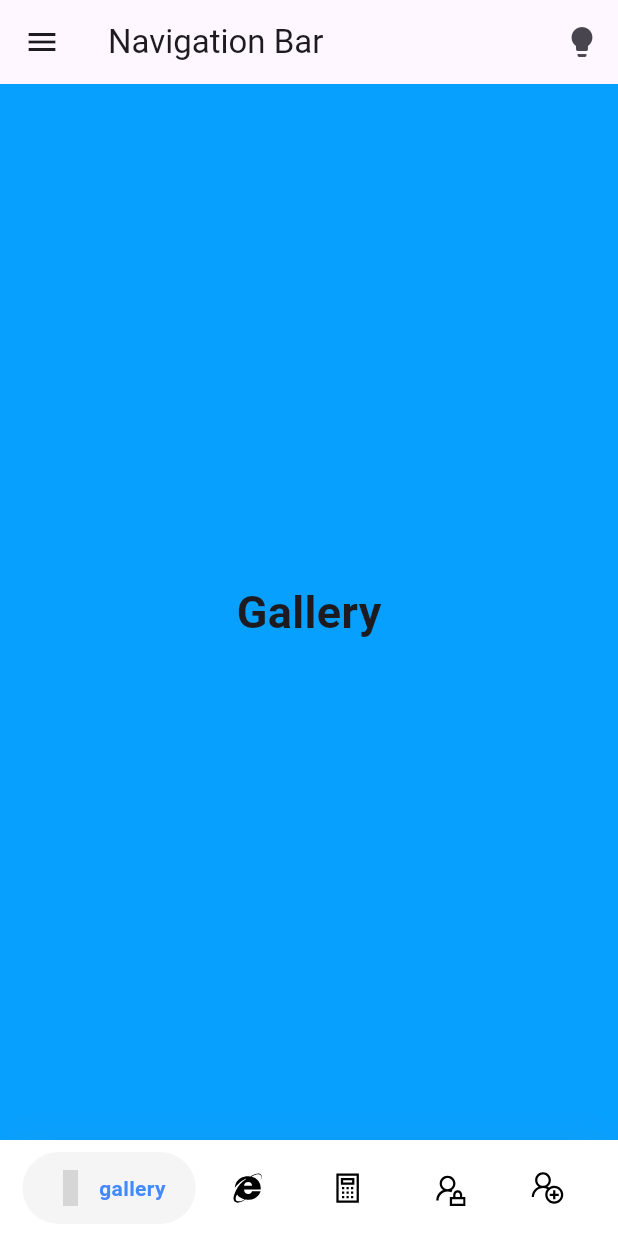
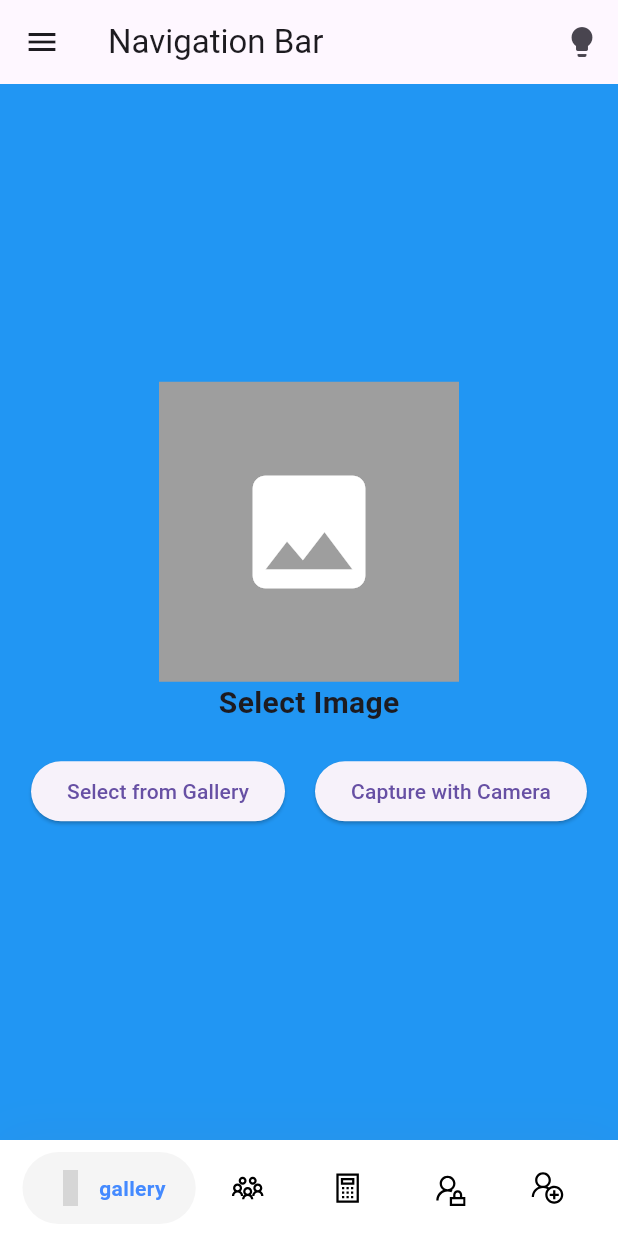
Before and after one commit to alineuwineza/Assignment2Navigationbar, a Flutter app: the screen it shows after launch, on a phone screen of 412 x 824 dp. Run offline on Flutter 3.47's test engine with Material 3 defaults, Android fonts, the phone set to English and light mode, and no system bars; drawn by our look-alikes of google_nav_bar; our stand-ins replace google_sign_in, image_picker, line_icons; grey boxes are pictures that could not be loaded.

Commit message:
Implement the Google Authentication API 2. Add local mobile phone Contact list to your API (eg. see WhatApp) 3. Under the Drawer, Edit Profile picture where you have two options: Select from the Gallery Take a Picture

```diff
--- /dev/null
+++ b/navigationbar/lib/contact.dart
@@ -0,0 +1,28 @@
+
+import 'dart:math';
+
+class Contact {
+  final String name;
+  final String phoneNumber;
+
+  Contact({required this.name, required this.phoneNumber});
+
+
+  static List<Contact> generateRandomContacts(int count) {
+    List<Contact> contacts = [];
+    Random random = Random();
+    contacts.add(
+      Contact(
+        name: 'sonia',
+        phoneNumber: '+250${random.nextInt(100000000)}', // Generate random 9-digit phone number
+      ),
+    );
+    contacts.add(
+      Contact(
+        name: 'alex',
+        phoneNumber: '+250${random.nextInt(100000000)}', // Generate random 9-digit phone number
+      ),
+    );
+    return contacts;
+  }
+}
--- /dev/null
+++ b/navigationbar/lib/homescreen.dart
@@ -0,0 +1,89 @@
+import 'dart:io';
+import 'package:flutter/material.dart';
+import 'package:image_picker/image_picker.dart';
+
+class HomeScreen extends StatefulWidget {
+  const HomeScreen({Key? key}) : super(key: key);
+
+  @override
+  State<HomeScreen> createState() => _HomeScreenState();
+}
+
+class _HomeScreenState extends State<HomeScreen> {
+  String selectedImagePath = '';
+
+  @override
+  Widget build(BuildContext context) {
+    return Scaffold(
+      backgroundColor: Colors.blue, // Change background color to blue
+      body: Center(
+        child: Column(
+          mainAxisAlignment: MainAxisAlignment.center,
+          children: [
+            selectedImagePath.isEmpty
+                ? Container(
+                    color: Colors.grey, // Placeholder color
+                    height: 200,
+                    width: 200,
+                    child: Icon(
+                      Icons.image,
+                      size: 100,
+                      color: Colors.white, // Icon color
+                    ),
+                  )
+                : Image.file(
+                    File(selectedImagePath),
+                    height: 200,
+                    width: 200,
+                    fit: BoxFit.fill,
+                  ),
+            Text(
+              'Select Image',
+              style: TextStyle(fontWeight: FontWeight.bold, fontSize: 20.0),
+            ),
+            SizedBox(
+              height: 20.0,
+            ),
+            Row(
+              mainAxisAlignment: MainAxisAlignment.center,
+              children: [
+                ElevatedButton(
+                  onPressed: () async {
+                    await _selectImage(ImageSource.gallery);
+                  },
+                  child: const Text('Select from Gallery'),
+                ),
+                SizedBox(width: 20),
+                ElevatedButton(
+                  onPressed: () async {
+                    await _selectImage(ImageSource.camera);
+                  },
+                  child: const Text('Capture with Camera'),
+                ),
+              ],
+            ),
+            const SizedBox(height: 10),
+          ],
+        ),
+      ),
+    );
+  }
+
+  Future<void> _selectImage(ImageSource source) async {
+    final XFile? file = await ImagePicker().pickImage(
+      source: source,
+      imageQuality: 10,
+    );
+    if (file != null) {
+      setState(() {
+        selectedImagePath = file.path;
+      });
+    } else {
+      ScaffoldMessenger.of(context).showSnackBar(
+        SnackBar(
+          content: Text("No Image Selected !"),
+        ),
+      );
+    }
+  }
+}
--- a/navigationbar/lib/main.dart
+++ b/navigationbar/lib/main.dart
@@ -5,6 +5,8 @@ import 'NavBar.dart';
 import 'login_screen.dart';
 import 'signup_screen.dart';
 import 'screen.dart';
+import 'homescreen.dart';
+import 'contact.dart'; // Import Contact class from separate file
 
 void main() {
   runApp(MyApp());
@@ -20,37 +22,13 @@ class _MyAppState extends State<MyApp> {
   static const TextStyle optionStyle =
       TextStyle(fontSize: 30, fontWeight: FontWeight.w600);
 
-  final List<Widget> _widgetOptions = <Widget>[
-    Container(
-      color: Color.fromARGB(255, 7, 160, 255),
-      child: Center(
-        child: Text(
-          "Gallery",
-          style: optionStyle,
-        ),
-      ),
-    ),
-    Container(
-      color: Color.fromARGB(255, 135, 140, 210),
-      child: Center(
-        child: Text(
-          "explore",
-          style: optionStyle,
-        ),
-      ),
-    ),
-    Screen(),
-    SignUpScreen(),
-    LoginScreen(),
-  ];
-
+  List<Widget> _widgetOptions = []; // Initialize as empty list
 
   final ThemeData _lightTheme = ThemeData(
     primarySwatch: Colors.blue,
     hintColor: Colors.amber,
     brightness: Brightness.light,
   );
-
 
   final ThemeData _darkTheme = ThemeData(
     primarySwatch: Colors.teal,
@@ -66,7 +44,60 @@ class _MyAppState extends State<MyApp> {
     });
   }
 
-   @override
+  List<Contact> _contacts = []; // Initialize as empty list
+
+  @override
+  void initState() {
+    super.initState();
+    _contacts =
+        Contact.generateRandomContacts(10); // Generate initial random contacts
+
+    // Initialize _widgetOptions after _contacts is initialized
+    _widgetOptions = <Widget>[
+      HomeScreen(),
+      Container(
+        color: Colors.blue, // Changed background color to blue
+        child: Center(
+          child: Column(
+            mainAxisAlignment: MainAxisAlignment.center,
+            children: [
+              Text(
+                "Contacts", // Changed text here
+                style: optionStyle.copyWith(
+                    color: Colors.white), // Changed text color to white
+              ),
+              SizedBox(height: 20),
+              Expanded(
+                child: ListView.builder(
+                  itemCount: _contacts.length,
+                  itemBuilder: (context, index) {
+                    return ListTile(
+                      title: Text(_contacts[index].name),
+                      subtitle: Text(_contacts[index].phoneNumber),
+                    );
+                  },
+                ),
+              ),
+              ElevatedButton(
+                onPressed: () {
+                  // Import more contacts
+                  setState(() {
+                    _contacts.addAll(Contact.generateRandomContacts(5));
+                  });
+                },
+                child: Text('Import More Contacts'),
+              ),
+            ],
+          ),
+        ),
+      ),
+      Screen(),
+      LoginScreen(),
+      SignUpScreen(),
+    ];
+  }
+
+  @override
   Widget build(BuildContext context) {
     return MaterialApp(
       debugShowCheckedModeBanner: false,
@@ -113,8 +144,8 @@ class _MyAppState extends State<MyApp> {
                     text: "gallery",
                   ),
                   GButton(
-                    icon: LineIcons.internetExplorer,
-                    text: "explore",
+                    icon: LineIcons.users,
+                    text: "contacts",
                   ),
                   GButton(
                     icon: LineIcons.calculator,
```
Also changed, not shown: navigationbar/lib/google_sign_in.dart (added, +19 -0 lines), navigationbar/lib/login_screen.dart (+19 -6 lines), navigationbar/lib/signup_screen.dart (+25 -8 lines), navigationbar/pubspec.yaml (+30 -2 lines), navigationbar/camera.png (added), navigationbar/gallery copy.png (added), navigationbar/gallery.png (added), navigationbar/image_placeholder.png (added), navigationbar/pubspec.lock, 6 other files.
